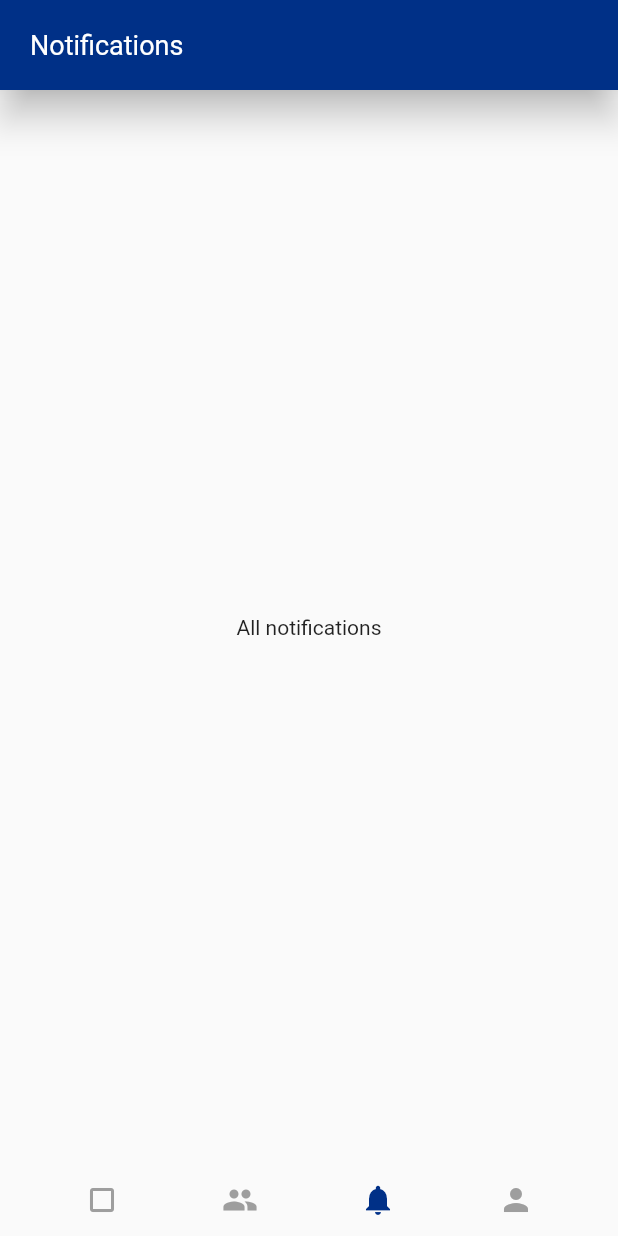
After one commit to hassan-2040/flutter_playstation_app_copy, a Flutter app: the screen it shows after launch, item 3 of the bottom bar chosen, on a phone screen of 412 x 824 dp. The commit adds this screen. Run offline on Flutter 3.47's test engine with Material 2 defaults, Android fonts, the phone set to English and light mode, and no system bars; our stand-ins replace font_awesome_flutter.

Commit message:
added notifications widget

```diff
--- a/lib/screens/home_screen.dart
+++ b/lib/screens/home_screen.dart
@@ -5,6 +5,7 @@ import 'package:playstationappcopy/helpers/selected_widget_stream.dart';
 import 'package:playstationappcopy/widgets/bottom_navigation_bar_widget.dart';
 import 'package:playstationappcopy/widgets/friends_widget.dart';
 import 'package:playstationappcopy/widgets/news_feed_widget.dart';
+import 'package:playstationappcopy/widgets/notifications_widget.dart';
 
 import '../helpers/enums.dart';
 
@@ -33,7 +34,7 @@ class HomeScreen extends StatelessWidget {
                         break;
                       case SelectedWidget.notifications:
                         {
-                          return Center(child: Text('Notifications'),);
+                          return NotificationsWidget();
                         }
                         break;
                       case SelectedWidget.accountDetails:
--- /dev/null
+++ b/lib/widgets/account_details_widget.dart
@@ -0,0 +1 @@
+import 'package:flutter/material.dart';
--- a/lib/widgets/friends_widget.dart
+++ b/lib/widgets/friends_widget.dart
@@ -72,7 +72,7 @@ class _FriendsWidgetState extends State<FriendsWidget> with SingleTickerProvider
                       text: 'Players met',
                     ),
                     Tab(
-                      text: 'PLayers you may know',
+                      text: 'Players you may know',
                     ),
                   ],
                 ),
--- /dev/null
+++ b/lib/widgets/notifications_widget.dart
@@ -0,0 +1,41 @@
+import 'package:flutter/material.dart';
+
+class NotificationsWidget extends StatelessWidget {
+  @override
+  Widget build(BuildContext context) {
+    return Column(
+      children: <Widget>[
+        Material(
+          color: Theme.of(context).primaryColor,
+          elevation: 10,
+          child: SafeArea(
+            child: Row(
+              children: <Widget>[
+                SizedBox(
+                  width: 20,
+                ),
+                SizedBox(
+                  height: 60,
+                ),
+                Expanded(
+                  child: Text(
+                    'Notifications',
+                    style: TextStyle(
+                      fontSize: 18,
+                      color: Colors.white,
+                    ),
+                  ),
+                ),
+              ],
+            ),
+          ),
+        ),
+        Expanded(
+          child: Center(
+            child: Text('All notifications'),
+          ),
+        ),
+      ],
+    );
+  }
+}
```
